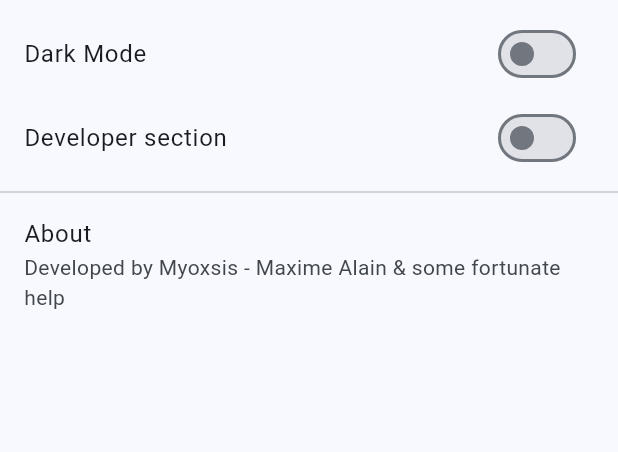
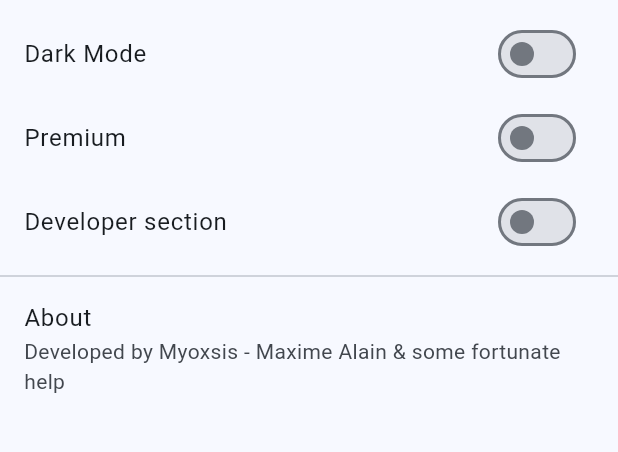
Before and after one commit to Myoxsis/SkyBook, a Flutter app: the screen it shows after launch, after a tap on the "settings" icon, on a phone screen of 412 x 824 dp, the part 72-524 px from its top. Run offline on Flutter 3.47's test engine with Material 3 defaults, Android fonts, the phone set to English and light mode, and no system bars; our stand-ins replace flutter_map, google_fonts, latlong2, shared_preferences.

Commit message:
Add premium status feature

```diff
--- /dev/null
+++ b/lib/models/premium_storage.dart
@@ -0,0 +1,15 @@
+import 'package:shared_preferences/shared_preferences.dart';
+
+class PremiumStorage {
+  static const String _key = 'premiumStatus';
+
+  static Future<bool> loadPremium() async {
+    final prefs = await SharedPreferences.getInstance();
+    return prefs.getBool(_key) ?? false;
+  }
+
+  static Future<void> savePremium(bool enabled) async {
+    final prefs = await SharedPreferences.getInstance();
+    await prefs.setBool(_key, enabled);
+  }
+}
--- a/lib/screens/settings_screen.dart
+++ b/lib/screens/settings_screen.dart
@@ -2,6 +2,7 @@ import 'package:flutter/material.dart';
 import 'package:shared_preferences/shared_preferences.dart';
 import '../widgets/skybook_app_bar.dart';
 import '../models/developer_storage.dart';
+import '../models/premium_storage.dart';
 
 class SettingsScreen extends StatefulWidget {
   final bool darkMode;
@@ -21,11 +22,13 @@ class SettingsScreen extends StatefulWidget {
 
 class _SettingsScreenState extends State<SettingsScreen> {
   bool _developerMode = false;
+  bool _premium = false;
 
   @override
   void initState() {
     super.initState();
     _loadDeveloperMode();
+    _loadPremium();
   }
 
   Future<void> _loadDeveloperMode() async {
@@ -33,6 +36,15 @@ class _SettingsScreenState extends State<SettingsScreen> {
     if (mounted) {
       setState(() {
         _developerMode = saved;
+      });
+    }
+  }
+
+  Future<void> _loadPremium() async {
+    final saved = await PremiumStorage.loadPremium();
+    if (mounted) {
+      setState(() {
+        _premium = saved;
       });
     }
   }
@@ -59,6 +71,16 @@ class _SettingsScreenState extends State<SettingsScreen> {
             title: const Text('Dark Mode'),
             value: widget.darkMode,
             onChanged: (_) => widget.onToggleTheme(),
+          ),
+          SwitchListTile(
+            title: const Text('Premium'),
+            value: _premium,
+            onChanged: (val) {
+              setState(() {
+                _premium = val;
+              });
+              PremiumStorage.savePremium(val);
+            },
           ),
           SwitchListTile(
             title: const Text('Developer section'),
--- a/lib/screens/status_screen.dart
+++ b/lib/screens/status_screen.dart
@@ -6,6 +6,7 @@ import '../data/airport_data.dart';
 import '../widgets/class_pie_chart.dart';
 import '../widgets/skybook_app_bar.dart';
 import '../widgets/flight_line_chart.dart';
+import '../models/premium_storage.dart';
 
 class StatusScreen extends StatefulWidget {
   final VoidCallback onOpenSettings;
@@ -24,11 +25,13 @@ class StatusScreen extends StatefulWidget {
 class _StatusScreenState extends State<StatusScreen> {
   List<Flight> _flights = [];
   late VoidCallback _listener;
+  bool _premium = false;
 
   @override
   void initState() {
     super.initState();
     _flights = widget.flightsNotifier.value;
+    _loadPremium();
     _listener = () {
       setState(() {
         _flights = widget.flightsNotifier.value;
@@ -41,6 +44,15 @@ class _StatusScreenState extends State<StatusScreen> {
   void dispose() {
     widget.flightsNotifier.removeListener(_listener);
     super.dispose();
+  }
+
+  Future<void> _loadPremium() async {
+    final saved = await PremiumStorage.loadPremium();
+    if (mounted) {
+      setState(() {
+        _premium = saved;
+      });
+    }
   }
 
   Future<void> refresh() async {
@@ -170,6 +182,7 @@ class _StatusScreenState extends State<StatusScreen> {
                   label: 'Total duration',
                   value: '${_totalDuration.toStringAsFixed(1)} hrs',
                 ),
+                if (_premium)
                   _StatusTile(
                     icon: Icons.cloud,
                     label: 'Total CO₂',
@@ -177,6 +190,7 @@ class _StatusScreenState extends State<StatusScreen> {
                   ),
               ],
             ),
+            if (_premium) ...[
               const SizedBox(height: 24),
               _buildMonthlyChart(),
               const SizedBox(height: 24),
@@ -187,6 +201,7 @@ class _StatusScreenState extends State<StatusScreen> {
               _buildCountryChart(),
               const SizedBox(height: 24),
               _buildClassChart(),
+            ],
           ],
         ),
       ),
```
Also changed, not shown: lib/screens/flight_detail_screen.dart (+15 -4 lines), 1 other file. Lines whose indentation alone changed are shown as unchanged.
